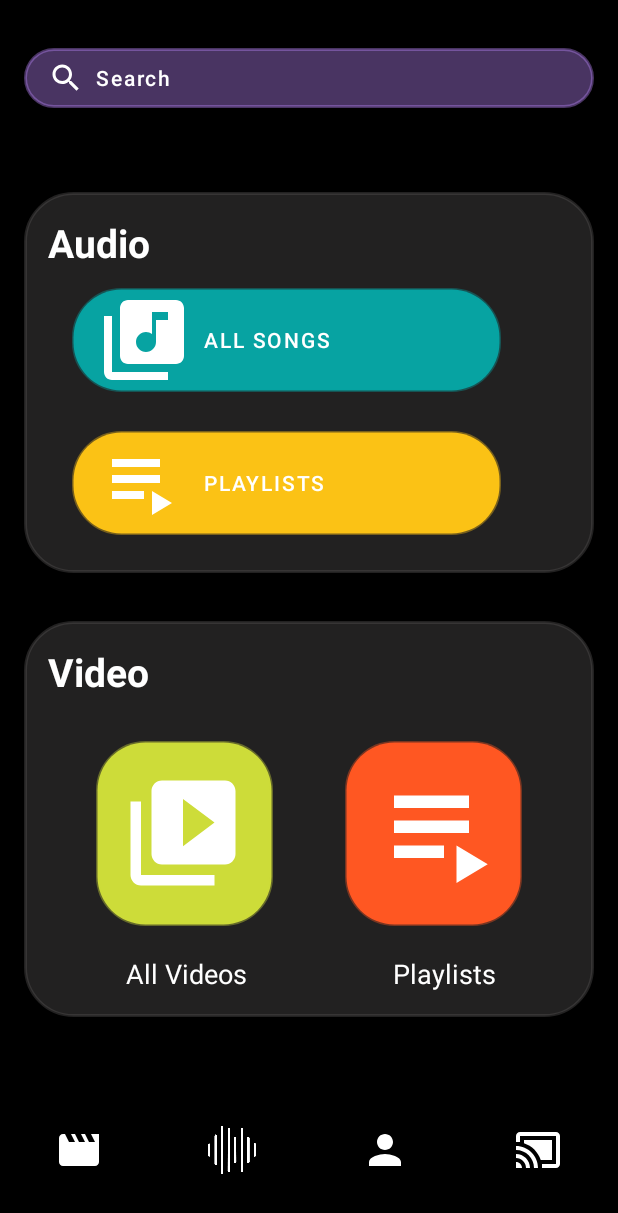
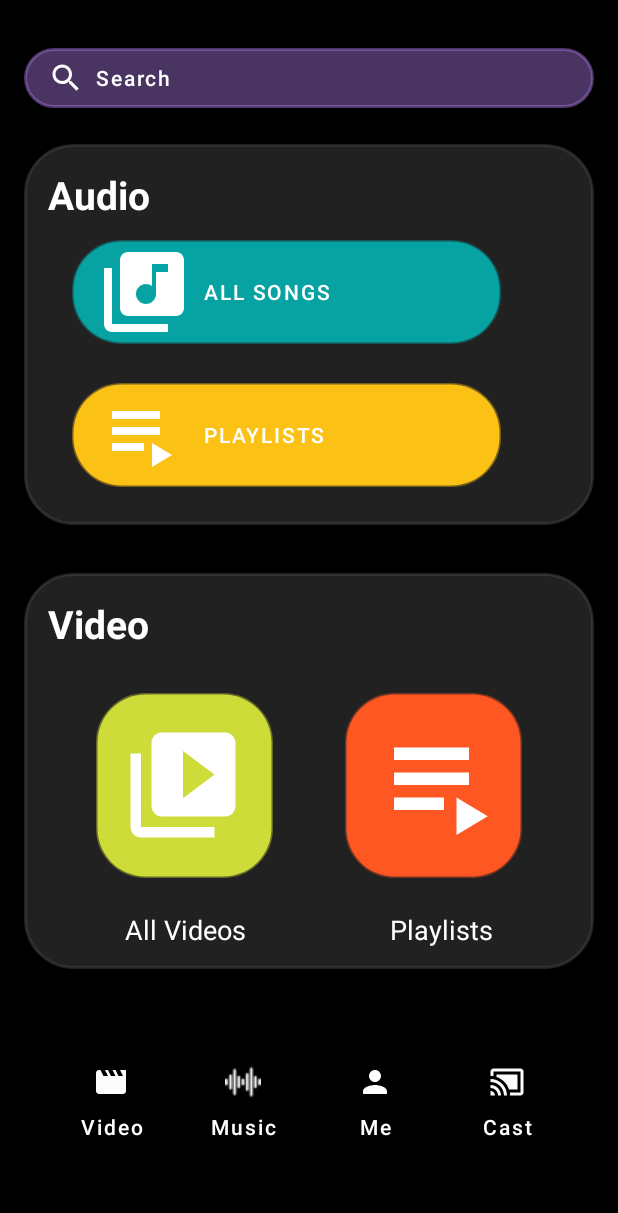
Before and after one commit to nishanthan22/Reverb, an Android app: the HomePage screen opened directly, with no data from a screen before it, on a phone screen of 412 x 824 dp. Shown: the top 1213 px of the screen. Run offline under Robolectric (Android 15) with nearby library versions, the phone set to English and light mode, and no system bars; Roboto replaces fonts that are not available here.

Commit message:
HomePage Updates by Anu

```diff
--- a/app/src/main/java/com/example/reverb/HomePage.java
+++ b/app/src/main/java/com/example/reverb/HomePage.java
@@ -22,7 +22,7 @@ public class HomePage extends AppCompatActivity {
                 //finish();
             }
         });
-        b2 = findViewById(R.id.MusicPlayer);
+        b2 = findViewById(R.id.Music);
         b2.setOnClickListener(new View.OnClickListener() {
             @Override
             public void onClick(View v) {
--- a/app/src/main/java/com/example/reverb/WelcomePage.java
+++ b/app/src/main/java/com/example/reverb/WelcomePage.java
@@ -20,7 +20,7 @@ public class WelcomePage extends AppCompatActivity {
             public void onClick(View v) {
                 Intent homeintent = new Intent(WelcomePage.this,HomePage.class);
                 startActivity(homeintent);
-                //finish();
+                finish();
             }
         });
     }
--- a/app/src/main/res/layout/activity_home_page.xml
+++ b/app/src/main/res/layout/activity_home_page.xml
@@ -39,7 +39,7 @@
         android:layout_height="254dp"
         android:layout_marginStart="16dp"
         android:layout_marginLeft="16dp"
-        android:layout_marginTop="48dp"
+        android:layout_marginTop="16dp"
         android:layout_marginEnd="16dp"
         android:layout_marginRight="16dp"
         android:background="@drawable/lay"
@@ -124,14 +124,13 @@
         <LinearLayout
             android:layout_width="match_parent"
             android:layout_height="wrap_content"
+            android:gravity="center"
             android:orientation="horizontal">
 
             <Button
                 android:id="@+id/AllVideos"
                 android:layout_width="118dp"
                 android:layout_height="123dp"
-                android:layout_marginStart="48dp"
-                android:layout_marginLeft="48dp"
                 android:layout_marginTop="16dp"
                 android:layout_marginEnd="48dp"
                 android:layout_marginRight="48dp"
@@ -146,8 +145,6 @@
                 android:layout_width="118dp"
                 android:layout_height="123dp"
                 android:layout_marginTop="16dp"
-                android:layout_marginEnd="48dp"
-                android:layout_marginRight="48dp"
                 android:layout_marginBottom="16dp"
                 android:background="@drawable/lay1"
                 app:backgroundTint="#FF5722"
@@ -160,25 +157,27 @@
         <LinearLayout
             android:layout_width="match_parent"
             android:layout_height="match_parent"
+            android:gravity="center"
             android:orientation="horizontal">
 
             <TextView
                 android:id="@+id/text3"
                 android:layout_width="wrap_content"
                 android:layout_height="32dp"
-                android:layout_marginStart="68dp"
-                android:layout_marginLeft="68dp"
+                android:layout_marginEnd="48dp"
+                android:layout_marginRight="48dp"
+                android:gravity="top"
                 android:text="All Videos"
                 android:textColor="#fff"
                 android:textSize="18dp" />
 
             <TextView
                 android:id="@+id/text4"
-                android:layout_width="match_parent"
+                android:layout_width="wrap_content"
                 android:layout_height="32dp"
-                android:layout_marginStart="32dp"
-                android:layout_marginLeft="32dp"
-                android:gravity="center"
+                android:layout_marginStart="48dp"
+                android:layout_marginLeft="48dp"
+                android:gravity="top"
                 android:text="Playlists"
                 android:textColor="#fff"
                 android:textSize="18dp" />
@@ -186,49 +185,63 @@
 
     </LinearLayout>
 
-
     <LinearLayout
         android:layout_width="match_parent"
         android:layout_height="match_parent"
-        android:layout_marginTop="32dp"
         android:gravity="center"
         android:orientation="horizontal">
 
         <Button
             android:id="@+id/VideoPlayer"
-            android:layout_width="32dp"
-            android:layout_height="32dp"
-            android:background="@drawable/ic_baseline_movie_24"
-            app:backgroundTint="#fff" />
+            android:layout_width="wrap_content"
+            android:layout_height="wrap_content"
+            android:layout_gravity="center"
+            android:drawableTop="@drawable/ic_baseline_movie_24"
+            android:gravity="bottom|center"
+            android:text="Video"
+            android:textAllCaps="false"
+            android:textColor="#fff"
+            app:backgroundTint="@color/black"
+            app:iconSize="32dp" />
 
         <Button
-            android:id="@+id/MusicPlayer"
-            android:layout_width="32dp"
-            android:layout_height="32dp"
-            android:layout_marginStart="70dp"
-            android:layout_marginLeft="70dp"
-            android:background="@drawable/sound"
-            android:backgroundTint="#fff"
-            app:backgroundTint="#fff" />
+            android:id="@+id/Music"
+            android:layout_width="wrap_content"
+            android:layout_height="wrap_content"
+            android:layout_gravity="center"
+            android:drawableTop="@drawable/audio"
+            android:gravity="bottom|center"
+            android:text="Music"
+            android:textAllCaps="false"
+            android:textColor="#fff"
+            app:backgroundTint="@color/black"
+            app:iconSize="32dp" />
 
         <Button
             android:id="@+id/User"
-            android:layout_width="32dp"
-            android:layout_height="32dp"
-            android:layout_marginStart="70dp"
-            android:layout_marginLeft="70dp"
-            android:background="@drawable/user"
-            android:gravity="center_horizontal"
-            app:backgroundTint="#fff" />
+            android:layout_width="wrap_content"
+            android:layout_height="wrap_content"
+            android:layout_gravity="center"
+            android:drawableTop="@drawable/user"
+            android:gravity="bottom|center"
+            android:text="Me"
+            android:textAllCaps="false"
+            android:textColor="#fff"
+            app:backgroundTint="@color/black"
+            app:iconSize="32dp" />
 
         <Button
             android:id="@+id/Chromecast"
-            android:layout_width="32dp"
-            android:layout_height="32dp"
-            android:layout_marginStart="70dp"
-            android:layout_marginLeft="70dp"
-            android:background="@drawable/ic_baseline_cast_connected_24"
-            app:backgroundTint="#fff" />
+            android:layout_width="wrap_content"
+            android:layout_height="wrap_content"
+            android:layout_gravity="center"
+            android:drawableTop="@drawable/ic_baseline_cast_connected_24"
+            android:gravity="bottom|center"
+            android:text="Cast"
+            android:textAllCaps="false"
+            android:textColor="#fff"
+            app:backgroundTint="@color/black"
+            app:iconSize="32dp" />
 
     </LinearLayout>
 
--- a/app/src/main/res/layout/activity_welcome_page.xml
+++ b/app/src/main/res/layout/activity_welcome_page.xml
@@ -44,7 +44,8 @@
             app:backgroundTint="#B19ED3"
             app:icon="@drawable/user"
             app:iconPadding="8dp"
-            app:iconSize="74dp" />
+            app:iconSize="74dp"
+            app:iconTint="#fff" />
 
         <LinearLayout
             android:layout_width="match_parent"
```
Also changed, not shown: app/src/main/res/layout/activity_audio_player.xml (+52 -34 lines), app/src/main/res/drawable/audio.png (added).
